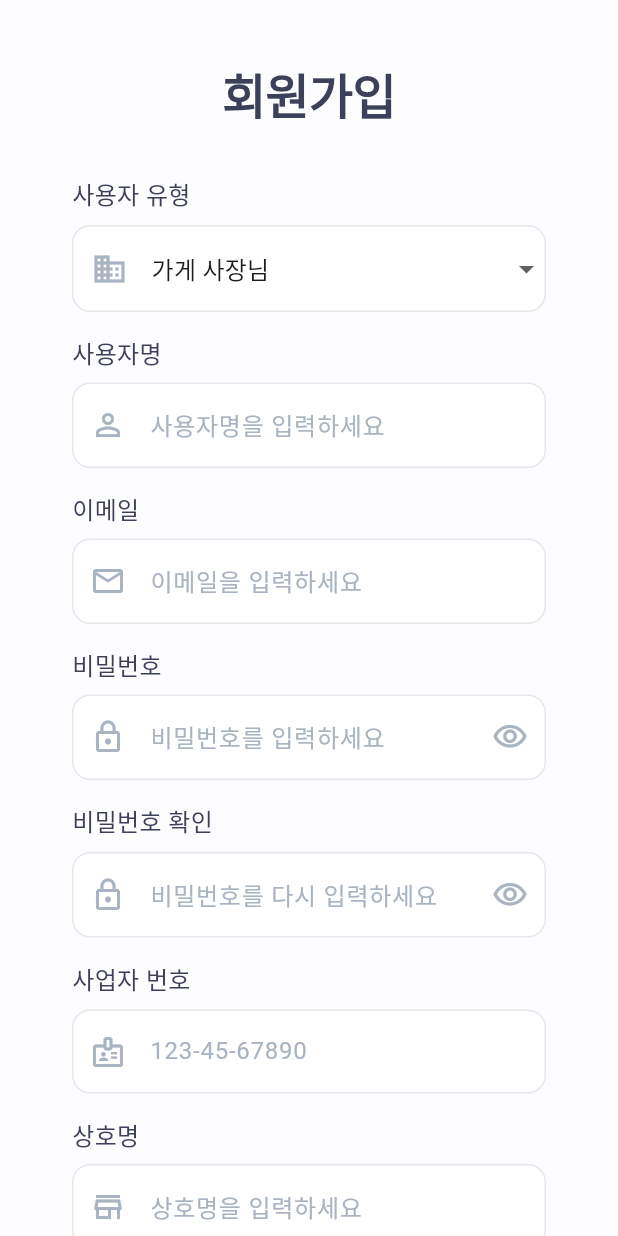
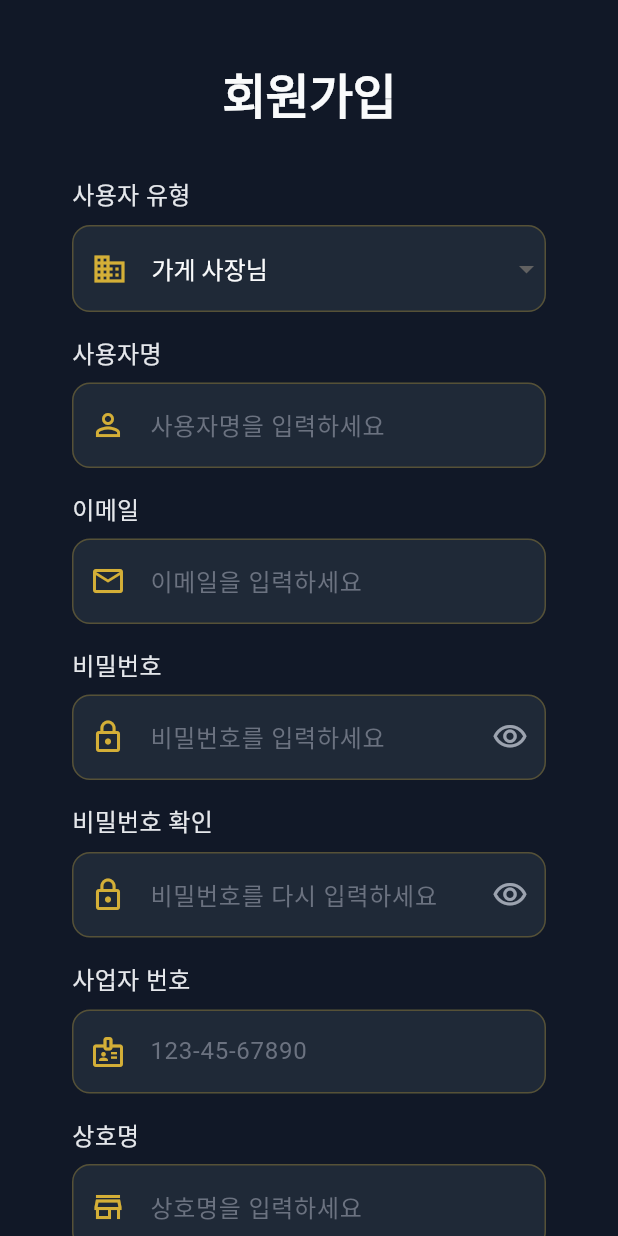
Before and after one commit to huisikkim/freshFlow, a Flutter app: the screen it shows after launch, after a tap on "Sign Up", on a phone screen of 412 x 824 dp. Run offline on Flutter 3.47's test engine with Material 3 defaults, Android fonts, the phone set to English and light mode, and no system bars; our stand-ins replace dartz, equatable, shared_preferences, webview_flutter; missing offline and left inert: stomp_dart_client; accounts and stored records are empty.

Commit message:
회원가입 디자인 변경

```diff
--- a/lib/presentation/pages/signup_page.dart
+++ b/lib/presentation/pages/signup_page.dart
@@ -70,7 +70,7 @@ class _SignUpPageState extends State<SignUpPage> {
   @override
   Widget build(BuildContext context) {
     return Scaffold(
-      backgroundColor: const Color(0xFFFDFDFF),
+      backgroundColor: const Color(0xFF111827),
       body: SafeArea(
         child: Center(
           child: SingleChildScrollView(
@@ -100,7 +100,7 @@ class _SignUpPageState extends State<SignUpPage> {
                           style: TextStyle(
                             fontSize: 32,
                             fontWeight: FontWeight.w800,
-                            color: Color(0xFF3D405B),
+                            color: Color(0xFFF9FAFB),
                             letterSpacing: -0.5,
                           ),
                           textAlign: TextAlign.center,
@@ -115,7 +115,7 @@ class _SignUpPageState extends State<SignUpPage> {
                             style: TextStyle(
                               fontSize: 16,
                               fontWeight: FontWeight.w500,
-                              color: Color(0xFF3D405B),
+                              color: Color(0xFFE5E7EB),
                             ),
                           ),
                         ),
@@ -124,15 +124,20 @@ class _SignUpPageState extends State<SignUpPage> {
                           padding: const EdgeInsets.symmetric(horizontal: 16),
                           child: Container(
                             decoration: BoxDecoration(
-                              color: Colors.white,
+                              color: const Color(0xFF1F2937),
                               borderRadius: BorderRadius.circular(12),
                               border: Border.all(
-                                color: const Color(0xFFE5E7EB),
+                                color: const Color(0xFFD4AF37).withOpacity(0.3),
                                 width: 1,
                               ),
                             ),
                             child: DropdownButtonFormField<String>(
                               value: _selectedUserType,
+                              dropdownColor: const Color(0xFF1F2937),
+                              style: const TextStyle(
+                                color: Color(0xFFF9FAFB),
+                                fontSize: 16,
+                              ),
                               decoration: const InputDecoration(
                                 border: InputBorder.none,
                                 contentPadding: EdgeInsets.symmetric(
@@ -141,7 +146,7 @@ class _SignUpPageState extends State<SignUpPage> {
                                 ),
                                 prefixIcon: Icon(
                                   Icons.business,
-                                  color: Color(0xFFA9B4C2),
+                                  color: Color(0xFFD4AF37),
                                   size: 24,
                                 ),
                               ),
@@ -209,7 +214,7 @@ class _SignUpPageState extends State<SignUpPage> {
                               _obscurePassword
                                   ? Icons.visibility_outlined
                                   : Icons.visibility_off_outlined,
-                              color: const Color(0xFFA9B4C2),
+                              color: const Color(0xFF9CA3AF),
                               size: 24,
                             ),
                             onPressed: () {
@@ -241,7 +246,7 @@ class _SignUpPageState extends State<SignUpPage> {
                               _obscureConfirmPassword
                                   ? Icons.visibility_outlined
                                   : Icons.visibility_off_outlined,
-                              color: const Color(0xFFA9B4C2),
+                              color: const Color(0xFF9CA3AF),
                               size: 24,
                             ),
                             onPressed: () {
@@ -351,15 +356,14 @@ class _SignUpPageState extends State<SignUpPage> {
                                 ? null
                                 : _handleSignUp,
                             style: ElevatedButton.styleFrom(
-                              backgroundColor: const Color(0xFFFF6F61),
-                              foregroundColor: Colors.white,
+                              backgroundColor: const Color(0xFFD4AF37),
+                              foregroundColor: const Color(0xFF1F2937),
                               padding: const EdgeInsets.symmetric(vertical: 16),
                               shape: RoundedRectangleBorder(
-                                borderRadius: BorderRadius.circular(9999),
+                                borderRadius: BorderRadius.circular(12),
                               ),
-                              elevation: 8,
-                              shadowColor: const Color(0xFFFF6F61).withOpacity(0.3),
-                              disabledBackgroundColor: const Color(0xFFFF6F61).withOpacity(0.6),
+                              elevation: 0,
+                              disabledBackgroundColor: const Color(0xFFD4AF37).withOpacity(0.6),
                             ),
                             child: authProvider.state == AuthState.loading
                                 ? const SizedBox(
@@ -367,7 +371,7 @@ class _SignUpPageState extends State<SignUpPage> {
                                     width: 20,
                                     child: CircularProgressIndicator(
                                       strokeWidth: 2,
-                                      valueColor: AlwaysStoppedAnimation<Color>(Colors.white),
+                                      valueColor: AlwaysStoppedAnimation<Color>(Color(0xFF1F2937)),
                                     ),
                                   )
                                 : const Text(
@@ -391,7 +395,7 @@ class _SignUpPageState extends State<SignUpPage> {
                               const Text(
                                 '이미 계정이 있으신가요? ',
                                 style: TextStyle(
-                                  color: Color(0xFFA9B4C2),
+                                  color: Color(0xFF9CA3AF),
                                   fontSize: 14,
                                 ),
                               ),
@@ -407,7 +411,7 @@ class _SignUpPageState extends State<SignUpPage> {
                                 child: const Text(
                                   '로그인',
                                   style: TextStyle(
-                                    color: Color(0xFF06D6A0),
+                                    color: Color(0xFFD4AF37),
                                     fontSize: 14,
                                     fontWeight: FontWeight.w700,
                                   ),
@@ -448,7 +452,7 @@ class _SignUpPageState extends State<SignUpPage> {
             style: const TextStyle(
               fontSize: 16,
               fontWeight: FontWeight.w500,
-              color: Color(0xFF3D405B),
+              color: Color(0xFFE5E7EB),
             ),
           ),
         ),
@@ -459,38 +463,56 @@ class _SignUpPageState extends State<SignUpPage> {
             controller: controller,
             obscureText: obscureText,
             keyboardType: keyboardType,
+            style: const TextStyle(
+              color: Color(0xFFF9FAFB),
+              fontSize: 16,
+            ),
             decoration: InputDecoration(
               hintText: hint,
               hintStyle: const TextStyle(
-                color: Color(0xFFA9B4C2),
+                color: Color(0xFF6B7280),
                 fontSize: 16,
               ),
               prefixIcon: Icon(
                 icon,
-                color: const Color(0xFFA9B4C2),
+                color: const Color(0xFFD4AF37),
                 size: 24,
               ),
               suffixIcon: suffixIcon,
               filled: true,
-              fillColor: Colors.white,
+              fillColor: const Color(0xFF1F2937),
               border: OutlineInputBorder(
                 borderRadius: BorderRadius.circular(12),
-                borderSide: const BorderSide(
-                  color: Color(0xFFE5E7EB),
+                borderSide: BorderSide(
+                  color: const Color(0xFFD4AF37).withOpacity(0.3),
                   width: 1,
                 ),
               ),
               enabledBorder: OutlineInputBorder(
                 borderRadius: BorderRadius.circular(12),
-                borderSide: const BorderSide(
-                  color: Color(0xFFE5E7EB),
+                borderSide: BorderSide(
+                  color: const Color(0xFFD4AF37).withOpacity(0.3),
                   width: 1,
                 ),
               ),
               focusedBorder: OutlineInputBorder(
                 borderRadius: BorderRadius.circular(12),
                 borderSide: const BorderSide(
-                  color: Color(0xFFFF6F61),
+                  color: Color(0xFFD4AF37),
+                  width: 2,
+                ),
+              ),
+              errorBorder: OutlineInputBorder(
+                borderRadius: BorderRadius.circular(12),
+                borderSide: const BorderSide(
+                  color: Colors.red,
+                  width: 1,
+                ),
+              ),
+              focusedErrorBorder: OutlineInputBorder(
+                borderRadius: BorderRadius.circular(12),
+                borderSide: const BorderSide(
+                  color: Colors.red,
                   width: 2,
                 ),
               ),
```
